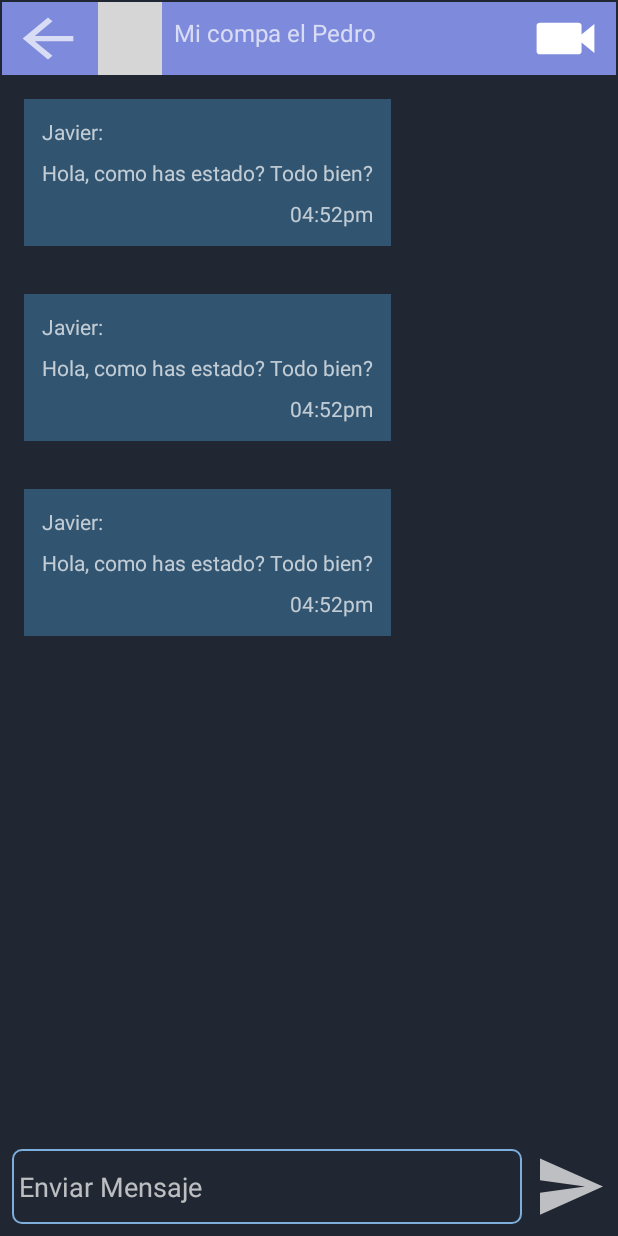
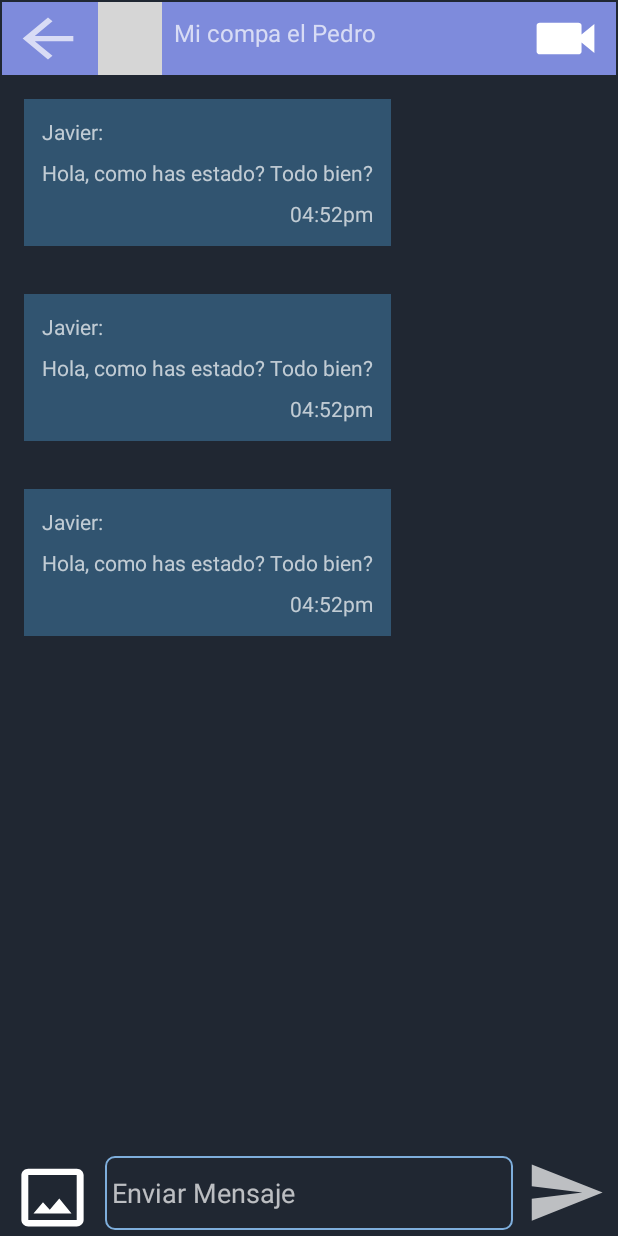
Before and after one commit to Chobbix/POI, an Android app: the layout activity_chat.xml on its own in the app's theme, with its tools: preview values and no code run, on a phone screen of 412 x 824 dp. Run offline under Robolectric (Android 15) with nearby library versions, the phone set to English and light mode, and no system bars; grey boxes are pictures that could not be loaded.

Commit message:
le agregué el btn para subir imagen

```diff
--- /dev/null
+++ b/app/src/main/res/drawable/ic_picture.xml
@@ -0,0 +1,5 @@
+<vector android:height="24dp" android:tint="#FFFFFF"
+    android:viewportHeight="24" android:viewportWidth="24"
+    android:width="24dp" xmlns:android="http://schemas.android.com/apk/res/android">
+    <path android:fillColor="@android:color/white" android:pathData="M19,3L5,3c-1.1,0 -2,0.9 -2,2v14c0,1.1 0.9,2 2,2h14c1.1,0 2,-0.9 2,-2L21,5c0,-1.1 -0.9,-2 -2,-2zM19,19L5,19L5,5h14v14zM13.96,12.29l-2.75,3.54 -1.96,-2.36L6.5,17h11l-3.54,-4.71z"/>
+</vector>
--- a/app/src/main/res/layout/activity_chat.xml
+++ b/app/src/main/res/layout/activity_chat.xml
@@ -7,19 +7,29 @@
     android:background="@color/fondo_cel"
     tools:context=".ActivityChat">
 
+    <Button
+        android:id="@+id/btn_sendphoto"
+        android:layout_width="55dp"
+        android:layout_height="51dp"
+        android:background="@drawable/ic_picture"
+        app:layout_constraintBottom_toBottomOf="parent"
+        app:layout_constraintEnd_toStartOf="@+id/edit_EnviarMsg"
+        app:layout_constraintStart_toStartOf="parent" />
+
     <EditText
         android:id="@+id/edit_EnviarMsg"
-        android:layout_width="0dp"
-        android:layout_height="50dp"
+        android:layout_width="272dp"
+        android:layout_height="49dp"
         android:layout_marginStart="8dp"
         android:layout_marginEnd="64dp"
-        android:layout_marginBottom="8dp"
+        android:layout_marginBottom="4dp"
         android:background="@drawable/custom_input_text"
         android:ems="10"
         android:hint="Enviar Mensaje"
         android:inputType="textPersonName"
         app:layout_constraintBottom_toBottomOf="parent"
         app:layout_constraintEnd_toEndOf="parent"
+        app:layout_constraintHorizontal_bias="0.91"
         app:layout_constraintStart_toStartOf="parent" />
 
     <Button
@@ -28,10 +38,11 @@
         android:layout_height="50dp"
         android:layout_marginStart="8dp"
         android:layout_marginEnd="8dp"
-        android:layout_marginBottom="8dp"
+        android:layout_marginBottom="4dp"
         android:background="@drawable/ic_enviar"
         app:layout_constraintBottom_toBottomOf="parent"
         app:layout_constraintEnd_toEndOf="parent"
+        app:layout_constraintHorizontal_bias="1.0"
         app:layout_constraintStart_toEndOf="@+id/edit_EnviarMsg" />
 
     <androidx.recyclerview.widget.RecyclerView
```
Also changed, not shown: app/src/main/java/com/example/poi/ActivityChat.kt (+6 -1 lines).
